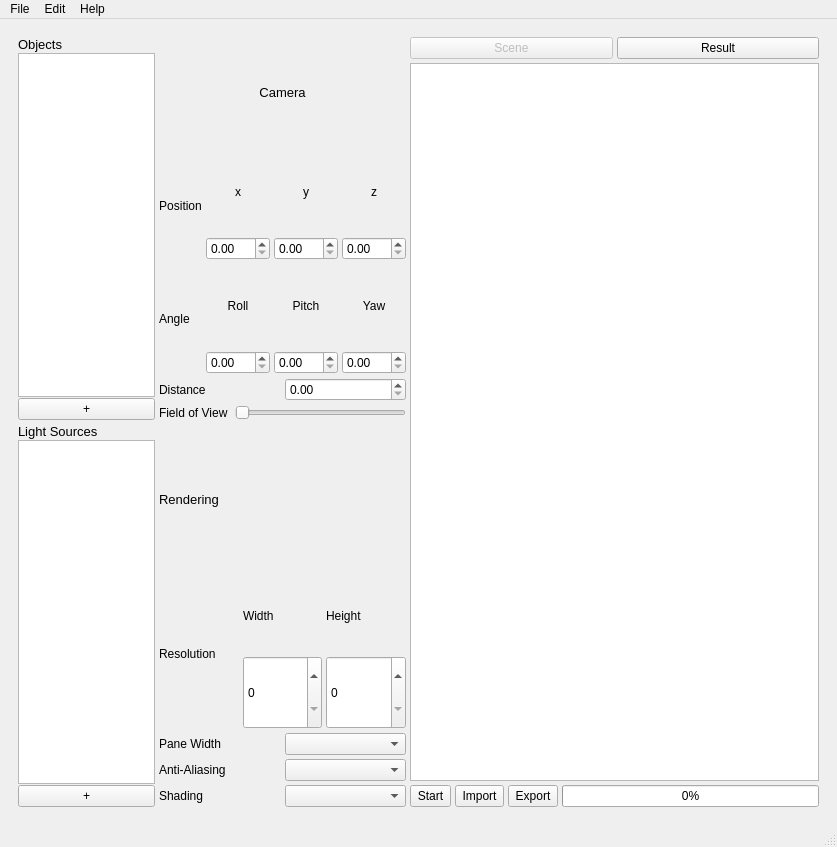
Old version of the form frontend/mainGui.ui in the repository Rayrangers/SOPR_WS24_25-Raytracers.
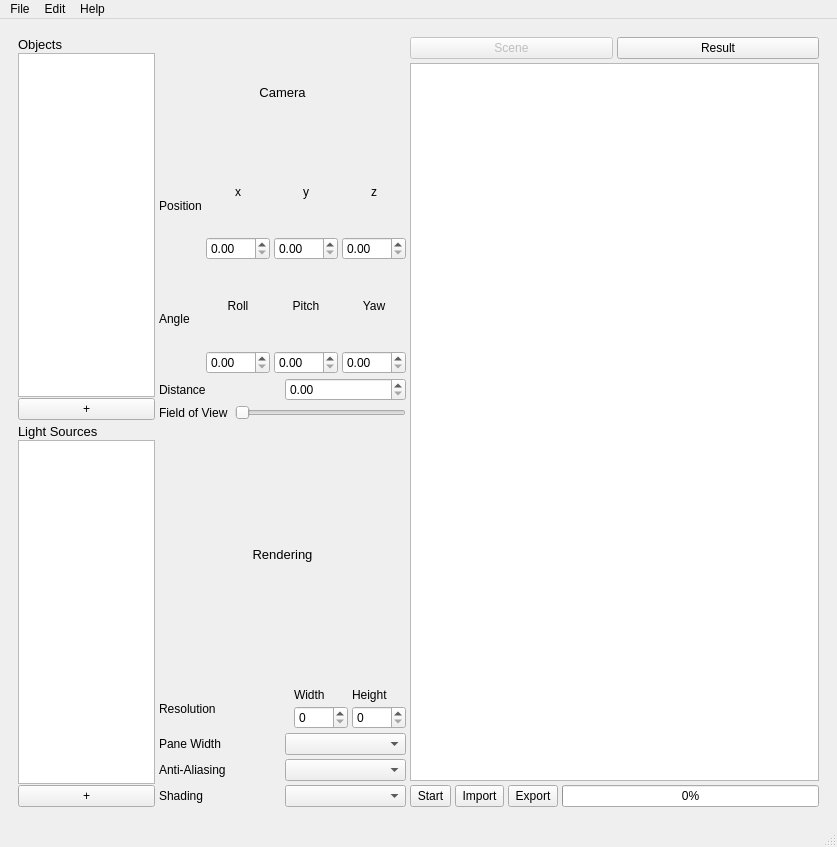
New version of the form. The open tabs and pages were chosen to show the change.

Commit message: feat: Update GUI layout properties

```diff
--- a/frontend/mainGui.ui
+++ b/frontend/mainGui.ui
@@ -428,6 +428,12 @@
              <layout class="QVBoxLayout" name="verticalLayout_8">
               <item>
                <widget class="QLabel" name="renderLabel">
+                <property name="sizePolicy">
+                 <sizepolicy hsizetype="Preferred" vsizetype="Preferred">
+                  <horstretch>0</horstretch>
+                  <verstretch>0</verstretch>
+                 </sizepolicy>
+                </property>
                 <property name="font">
                  <font>
                   <pointsize>10</pointsize>
@@ -436,6 +442,9 @@
                 <property name="text">
                  <string>Rendering</string>
                 </property>
+                <property name="alignment">
+                 <set>Qt::AlignCenter</set>
+                </property>
                </widget>
               </item>
               <item>
@@ -449,10 +458,13 @@
                 </item>
                 <item>
                  <layout class="QVBoxLayout" name="verticalLayout_23">
+                  <property name="sizeConstraint">
+                   <enum>QLayout::SetFixedSize</enum>
+                  </property>
                   <item>
                    <widget class="QLabel" name="res_width_label">
                     <property name="sizePolicy">
-                     <sizepolicy hsizetype="Preferred" vsizetype="Preferred">
+                     <sizepolicy hsizetype="Fixed" vsizetype="Fixed">
                       <horstretch>0</horstretch>
                       <verstretch>0</verstretch>
                      </sizepolicy>
@@ -465,19 +477,31 @@
                   <item>
                    <widget class="QSpinBox" name="res_width_spinBox">
                     <property name="sizePolicy">
-                     <sizepolicy hsizetype="Minimum" vsizetype="Preferred">
+                     <sizepolicy hsizetype="Fixed" vsizetype="Fixed">
                       <horstretch>0</horstretch>
                       <verstretch>0</verstretch>
                      </sizepolicy>
                     </property>
+                    <property name="maximum">
+                     <number>2800</number>
+                    </property>
                    </widget>
                   </item>
                  </layout>
                 </item>
                 <item>
                  <layout class="QVBoxLayout" name="verticalLayout_24">
+                  <property name="sizeConstraint">
+                   <enum>QLayout::SetFixedSize</enum>
+                  </property>
                   <item>
                    <widget class="QLabel" name="res_height_label">
+                    <property name="sizePolicy">
+                     <sizepolicy hsizetype="Fixed" vsizetype="Fixed">
+                      <horstretch>0</horstretch>
+                      <verstretch>0</verstretch>
+                     </sizepolicy>
+                    </property>
                     <property name="text">
                      <string>Height</string>
                     </property>
@@ -486,11 +510,14 @@
                   <item>
                    <widget class="QSpinBox" name="res_height_spinBox">
                     <property name="sizePolicy">
-                     <sizepolicy hsizetype="Minimum" vsizetype="Preferred">
+                     <sizepolicy hsizetype="Fixed" vsizetype="Fixed">
                       <horstretch>0</horstretch>
                       <verstretch>0</verstretch>
                      </sizepolicy>
                     </property>
+                    <property name="maximum">
+                     <number>2800</number>
+                    </property>
                    </widget>
                   </item>
                  </layout>
```
Left out of the diff: 8 changed lines with no effect on the pictures.
